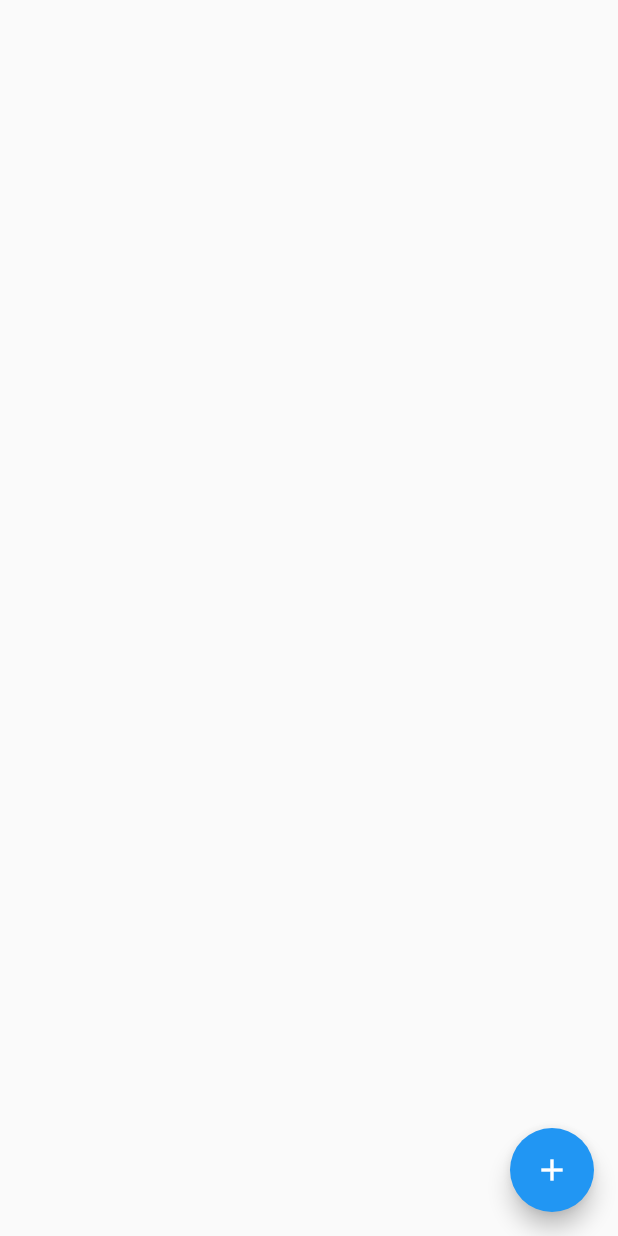
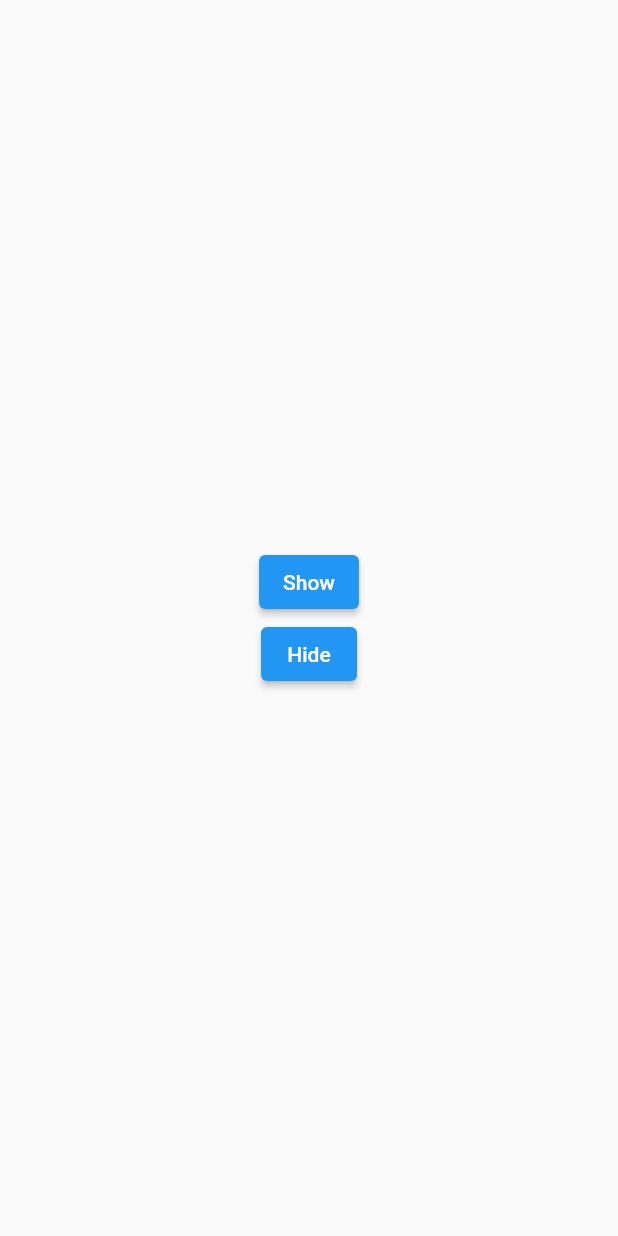
Before and after one commit to ToanBarcelona1998/Animation, a Flutter app: the screen it shows after launch, on a phone screen of 412 x 824 dp. Run offline on Flutter 3.47's test engine with Material 2 defaults, Android fonts, the phone set to English and light mode, and no system bars.

Commit message:
paint circle

```diff
--- a/lib/contains.dart
+++ b/lib/contains.dart
@@ -9,4 +9,12 @@ class Contains{
   Contains._();
   static const double radius=35;
   static const double paddingApp=20;
+
+  //File EasyLoading
+  static const double radiusLoading=8;
+  static const double marginLoading=10;
+  static const double constraintsLoading=120;
+  static const double paddingLoading=12;
+  static const double iconSize=45;
+  static const double radiusIndicator=15;
 }
--- a/lib/custom_circle_progess_bar/show_circle_file.dart
+++ /dev/null
@@ -1,27 +0,0 @@
-import 'package:custom_loading_animation/custom_circle_progess_bar/progress_bar.dart';
-import 'package:flutter/cupertino.dart';
-import 'package:flutter/material.dart';
-
-class ShowCircleProgessFile extends StatefulWidget {
-  const ShowCircleProgessFile({Key? key}) : super(key: key);
-
-  @override
-  _ShowCircleProgessFileState createState() => _ShowCircleProgessFileState();
-}
-
-class _ShowCircleProgessFileState extends State<ShowCircleProgessFile> {
-  @override
-  Widget build(BuildContext context) {
-    return Scaffold(
-      floatingActionButton: FloatingActionButton(
-        onPressed: () {
-          ProgressHud.show(ProgressHudType.loading, "Test Hub",);
-        },
-        child: Icon(Icons.add),
-      ),
-      body: Container(
-
-      ),
-    );
-  }
-}
--- /dev/null
+++ b/lib/custom_easy_loading/custom_easy_loading.dart
@@ -0,0 +1,270 @@
+import 'dart:math';
+
+import 'package:custom_loading_animation/contains.dart';
+import 'package:custom_loading_animation/custom_easy_loading/painter_progress.dart';
+import 'package:custom_loading_animation/theme.dart';
+import 'package:flutter/cupertino.dart';
+import 'package:flutter/material.dart';
+
+enum LoadingType { loading, success, error, progress }
+
+_EasyLoadingState? _globalState;
+
+class EasyLoading extends StatefulWidget {
+  EasyLoading({this.child, this.duration, Key? key}) : super(key: key);
+
+  final Widget ?child;
+  final Duration? duration;
+
+  static _EasyLoadingState? of(BuildContext context) {
+    return context.findAncestorRenderObjectOfType();
+  }
+
+  static void show({LoadingType? type, String message = ""}) {
+    _globalState?._show(type: type, message: message);
+  }
+
+  static void dismiss() {
+    _globalState?._dismiss();
+  }
+
+  static void showLoading({String message = "Loading"}) {
+    _globalState?._showLoading(message: message);
+  }
+
+  static void updateProgress({double progress = 0.0, String message = "0%"}) {
+    _globalState?._updateProgress(progress: progress, text: message);
+  }
+
+  static Future<void> showAndAutoDismiss({LoadingType? type, String message = ""}) async {
+    await _globalState?._showAndAutoDismiss(type: type, message: message);
+  }
+
+  static Future<void> showSuccessAndAutoDismiss({String message = "Success"}) async {
+    await _globalState?._showSuccessAutoDismiss(message: message);
+  }
+
+  static Future<void> showErrorAndAutoDismiss({String message = "Error"}) async {
+    await _globalState?._showErrorAutoDismiss(message: message);
+  }
+
+  @override
+  _EasyLoadingState createState() => _EasyLoadingState();
+}
+
+class _EasyLoadingState extends State<EasyLoading> {
+  String _message = "";
+
+  double _opacity = 0.0;
+  double _progressValue = 0.0;
+
+  LoadingType? _loadingType;
+
+  bool _isVisible = true;
+  bool _isLoading = false;
+
+  @override
+  void initState() {
+    _globalState = this;
+    _loadingType = LoadingType.loading;
+    super.initState();
+  }
+
+  @override
+  void dispose() {
+    super.dispose();
+  }
+
+
+  @override
+  void deactivate() {
+    print("chay vao day");
+    _isVisible=true;
+    _isLoading=false;
+    _progressValue=0.0;
+    _opacity=0.0;
+    _message="";
+    _loadingType=LoadingType.loading;
+  } //hide loading
+  void _dismiss() {
+    if (mounted) {
+      this._opacity = 0.0;
+      if (_isLoading) {
+        this._isLoading = false;
+      }
+      setState(() {});
+    }
+  }
+
+  //show
+  void _show({LoadingType? type, String message = ""}) {
+    if (mounted) {
+      this._opacity = 1;
+      this._isVisible = false;
+      this._message = message;
+      this._loadingType = type;
+      this._isLoading = true;
+      setState(() {});
+    }
+  }
+
+  //show and auto dismiss
+  Future<void> _showAndAutoDismiss({LoadingType? type, String message = ""}) async {
+    if (mounted) {
+      this._show(type: type, message: message);
+      Duration duration = Duration(
+        milliseconds: max(500 * message.length * 200, 1000),
+      );
+      if (widget.duration != null) {
+        duration = widget.duration!;
+      }
+      await Future.delayed(duration);
+      this._dismiss();
+    }
+  }
+
+  //update progress
+  void _updateProgress({double progress = 0.0, String text = ""}) {
+    if (mounted) {
+      this._progressValue = progress;
+      this._message = text;
+    }
+    setState(() {});
+  }
+
+  //show progress loading
+  void _showLoading({String message = "Loading"}) {
+    this._show(type: LoadingType.loading, message: message);
+  }
+
+  //show success
+  Future<void> _showSuccessAutoDismiss({String message = "Success"}) async {
+    if (mounted) {
+      await this._showAndAutoDismiss(type: LoadingType.success, message: message);
+    }
+  }
+
+  //show error
+  Future<void> _showErrorAutoDismiss({String message = "Error"}) async {
+    if (mounted) {
+      await this._showAndAutoDismiss(type: LoadingType.error, message: message);
+    }
+  }
+
+  @override
+  Widget build(BuildContext context) {
+    return Directionality(
+      textDirection: TextDirection.ltr,
+      child: Stack(
+        children: [
+          widget.child!,
+          Offstage(
+            offstage: _isVisible,
+            child: AnimatedOpacity(
+              onEnd: () {
+                if (_opacity == 0.0 && _isVisible) {
+                  _isVisible = false;
+                  setState(() {});
+                }
+              },
+              child: _createTypeLoading(),
+              duration: Duration(milliseconds: 300),
+              opacity: _opacity,
+            ),
+          ),
+        ],
+      ),
+    );
+  }
+
+  Widget _createTypeLoading() {
+    double size = Contains.iconSize;
+    switch (_loadingType) {
+      case LoadingType.loading:
+        Widget _container = Container(
+          child: CupertinoTheme(
+            data: CupertinoTheme.of(context).copyWith(brightness: Brightness.dark),
+            child: CupertinoActivityIndicator(
+              radius: Contains.radiusIndicator,
+              animating: _isLoading,
+            ),
+          ),
+        );
+        return _createWidgetLoading(_container);
+      case LoadingType.error:
+        return _createWidgetLoading(Icon(
+          Icons.close,
+          color: AppTheme.colorWhite,
+          size: size,
+        ));
+      case LoadingType.success:
+        return _createWidgetLoading(
+          Icon(
+            Icons.done,
+            color: AppTheme.colorWhite,
+            size: size,
+          ),
+        );
+      case LoadingType.progress:
+        PainterProgress progress = PainterProgress(completePercent:  _progressValue,strokeWidth: 2,completeColor: Colors.red);
+
+        CustomPaint customPaint = CustomPaint(
+          painter: progress,
+          size: Size(size, size),
+        );
+
+        return _createWidgetLoading(customPaint);
+      default:
+        return Container(
+          child: null,
+        );
+    }
+  }
+
+  Widget _createWidgetLoading(Widget child) {
+    return Stack(
+      children: [
+        //isnoring == true các widget con trong nó có thể được bắt sự chạm ngược lại ==false thì không
+        IgnorePointer(
+          ignoring: true,
+          child: Container(
+            color: Colors.transparent,
+            width: double.infinity,
+            height: double.infinity,
+          ),
+        ),
+        Center(
+          child: Container(
+            decoration: BoxDecoration(
+              color: AppTheme.colorLoading.withOpacity(0.3),
+              borderRadius: BorderRadius.circular(Contains.radiusLoading),
+            ),
+            constraints: BoxConstraints(
+              minWidth: Contains.constraintsLoading,
+              maxWidth: Contains.constraintsLoading + 50,
+              maxHeight: Contains.constraintsLoading,
+            ),
+            child: Padding(
+              padding: EdgeInsets.all(Contains.paddingLoading),
+              child: Column(
+                children: [
+                  child,
+                  const SizedBox(height: Contains.paddingApp/2,),
+                  Container(
+                    child: Text(
+                      _message,
+                      style: TextStyle(fontSize: 15, fontWeight: FontWeight.w500, color: AppTheme.colorWhite),
+                      textAlign: TextAlign.center,
+                      maxLines: 2,
+                      overflow: TextOverflow.ellipsis,
+                    ),
+                  ),
+                ],
+              ),
+            ),
+          ),
+        ),
+      ],
+    );
+  }
+}
--- /dev/null
+++ b/lib/custom_easy_loading/painter_progress.dart
@@ -0,0 +1,36 @@
+import 'dart:math';
+import 'package:custom_loading_animation/theme.dart';
+import 'package:flutter/material.dart';
+
+class PainterProgress extends CustomPainter {
+  Color ?lineColor;
+  Color ?completeColor;
+  double ?completePercent;
+  double ?strokeWidth;
+
+  PainterProgress({this.lineColor,this.completeColor=AppTheme.colorYellowHighLight,this.completePercent=0,this.strokeWidth=1});
+
+  @override
+  void paint(Canvas canvas, Size size) {
+    Paint line = new Paint()
+      ..color = lineColor??Colors.grey
+      ..strokeCap = StrokeCap.round
+      ..style = PaintingStyle.stroke
+      ..strokeWidth = strokeWidth!;
+    Paint complete = new Paint()
+      ..color = completeColor!
+      ..strokeCap = StrokeCap.round
+      ..style = PaintingStyle.stroke
+      ..strokeWidth = strokeWidth!;
+    Offset center = new Offset(size.width / 2, size.height / 2);
+    double radius = min(size.width / 2, size.height / 2);
+    canvas.drawCircle(center, radius, line);
+    double arcAngle = 2 * pi * (completePercent! / 100);
+    canvas.drawArc(new Rect.fromCircle(center: center, radius: radius), -pi / 2, arcAngle, false, complete);
+  }
+
+  @override
+  bool shouldRepaint(CustomPainter oldDelegate) {
+    return true;
+  }
+}
--- a/lib/main.dart
+++ b/lib/main.dart
@@ -1,11 +1,9 @@
-import 'package:custom_loading_animation/button_loading/button_loding.dart';
-import 'package:custom_loading_animation/custom_circle_progess_bar/show_circle_file.dart';
-import 'package:custom_loading_animation/custom_dialog/custom_dialog.dart';
+import 'package:custom_loading_animation/custom_easy_loading/custom_easy_loading.dart';
 import 'package:custom_loading_animation/custom_loading.dart';
 import 'package:flutter/material.dart';
 
 void main() {
-  runApp(MyApp());
+  runApp(MaterialApp(home: MyApp()));
 }
 
 class MyApp extends StatelessWidget {
@@ -13,9 +11,44 @@ class MyApp extends StatelessWidget {
 
   @override
   Widget build(BuildContext context) {
-    return MaterialApp(
-      home: ShowCircleProgessFile()
-      //HomePage(),
+    return Scaffold(
+      body: EasyLoading(
+        child: Container(
+          height: MediaQuery.of(context).size.height,
+          width: MediaQuery.of(context).size.width,
+          child: Column(
+            crossAxisAlignment: CrossAxisAlignment.center,
+            mainAxisAlignment: MainAxisAlignment.center,
+            children: [
+              ElevatedButton(
+                onPressed: () async {
+                  EasyLoading.show(type: LoadingType.progress, message: "Loading");
+                  double i = 0.0;
+                  while (i < 100.0) {
+                    i = i + 10.0;
+                    await Future.delayed(Duration(milliseconds: 400));
+                    EasyLoading.updateProgress(progress: i, message: "${i.toInt()} %");
+                    if(i==80.0){
+                      EasyLoading.dismiss();
+                      await EasyLoading.showErrorAndAutoDismiss(message: "Có lỗi xảy ra trong quá trình xử lý");
+                    }
+                  }
+                  EasyLoading.dismiss();
+                  await EasyLoading.showSuccessAndAutoDismiss(message: "Hoàn thành");
+                },
+                child: Text("Show"),
+              ),
+              ElevatedButton(
+                onPressed: () async {
+                  Navigator.push(context, MaterialPageRoute(builder: (context)=>HomePage()));
+                },
+                child: Text("Hide"),
+              ),
+            ],
+          ),
+        ),
+        duration: Duration(milliseconds: 2600),
+      ),
     );
   }
 }
```
Also changed, not shown: lib/custom_circle_progess_bar/custom_circle_progess.dart (deleted, +0 -35 lines), lib/custom_circle_progess_bar/progress_bar.dart (deleted, +0 -262 lines), lib/theme.dart (+17 -0 lines).
